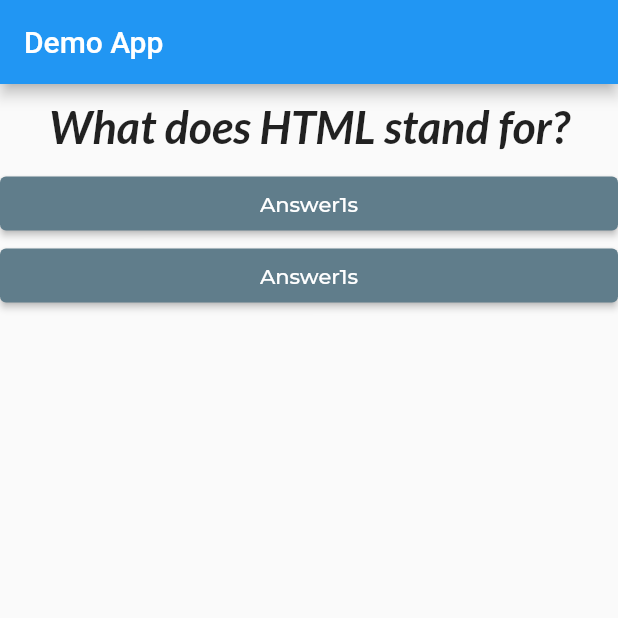
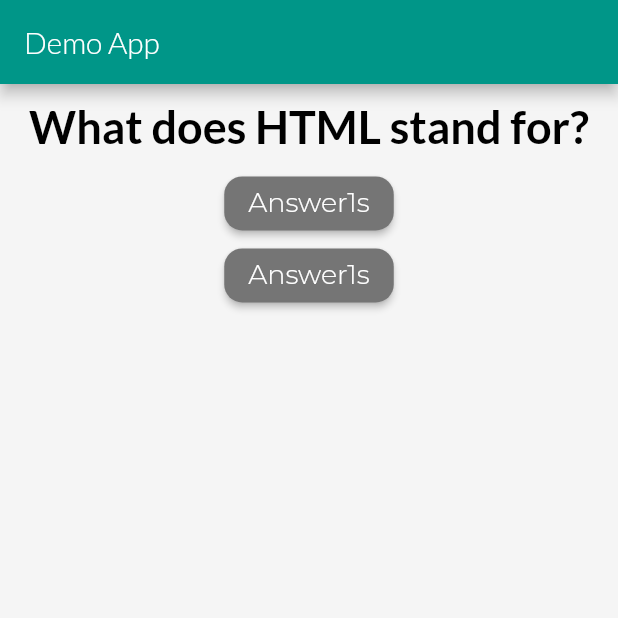
Before and after one commit to stha-nikhil/flutter-rnd, a Flutter app: the screen it shows after launch, on a phone screen of 412 x 824 dp, the top half of it. Run offline on Flutter 3.47's test engine with Material 2 defaults, Android fonts, the phone set to English and light mode, and no system bars; our stand-ins replace dio, easy_localization, flutter_form_builder, form_builder_validators, shared_preferences, sizer; accounts and stored records are empty.

Commit message:
FEAT: implement themes for styling

```diff
--- a/lib/answer.dart
+++ b/lib/answer.dart
@@ -8,16 +8,12 @@ class Answer extends StatelessWidget {
   @override
   Widget build(BuildContext context) {
     return Container(
-      width: double.infinity,
       child: ElevatedButton(
         child: Text(
           'Answer1s',
-          style: TextStyle(fontFamily: 'Montserrat'),
+          style: Theme.of(context).textTheme.labelMedium,
         ),
         onPressed: answerHandler,
-        style: ElevatedButton.styleFrom(
-          backgroundColor: Colors.blueGrey,
-        ),
       ),
     );
   }
--- a/lib/main.dart
+++ b/lib/main.dart
@@ -2,6 +2,7 @@ import 'package:flutter/material.dart';
 
 import './question.dart';
 import './answer.dart';
+import 'style.dart';
 
 void main() => runApp(MyApp());
 
@@ -15,10 +16,9 @@ class _MyAppState extends State<MyApp> {
 
   void _answer() {
     setState(() {
-      if (_questionIndex == 0){
+      if (_questionIndex == 0) {
         _questionIndex = 1;
-      }
-      else{
+      } else {
         _questionIndex = 0;
       }
     });
@@ -39,14 +39,26 @@ class _MyAppState extends State<MyApp> {
         ),
         body: Column(
           children: [
-            Question(
-                questions[_questionIndex]
-            ),
+            Question(questions[_questionIndex]),
             Answer(_answer),
             Answer(_answer),
           ],
         ),
       ),
+      theme: ThemeData(
+        primarySwatch: Colors.teal,
+        scaffoldBackgroundColor: Colors.grey.shade100,
+        appBarTheme: AppBarTheme(
+          titleTextStyle: appBarTextStyle,
+        ),
+        textTheme: TextTheme(
+          titleMedium: questionTextStyle,
+          labelMedium: answerTextStyle,
+        ),
+        elevatedButtonTheme: ElevatedButtonThemeData(
+           style: elevatedButtonStyle.style,
+        ),
+      ),
     );
   }
 }
--- a/lib/question.dart
+++ b/lib/question.dart
@@ -8,13 +8,12 @@ class Question extends StatelessWidget {
   @override
   Widget build(BuildContext context) {
     return Container(
-      width: double.infinity,
-      margin: EdgeInsets.all(9.8),
-      child: Text(
-        questionText,
-        style: TextStyle(fontSize: 30, fontFamily: 'Lato', fontWeight: FontWeight.w600,fontStyle: FontStyle.italic),
-        textAlign: TextAlign.center,
-      ),
-    );
+        width: double.infinity,
+        margin: EdgeInsets.all(9.8),
+        child: Text(
+          questionText,
+          style: Theme.of(context).textTheme.titleMedium,
+          textAlign: TextAlign.center,
+        ));
   }
 }
```
